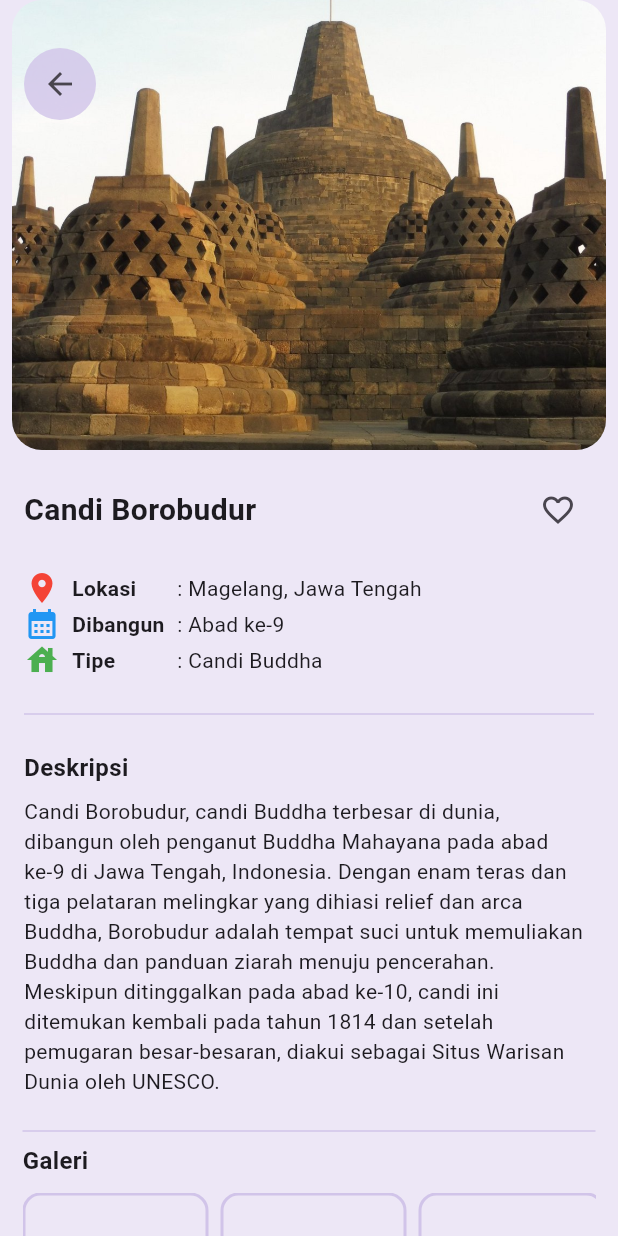
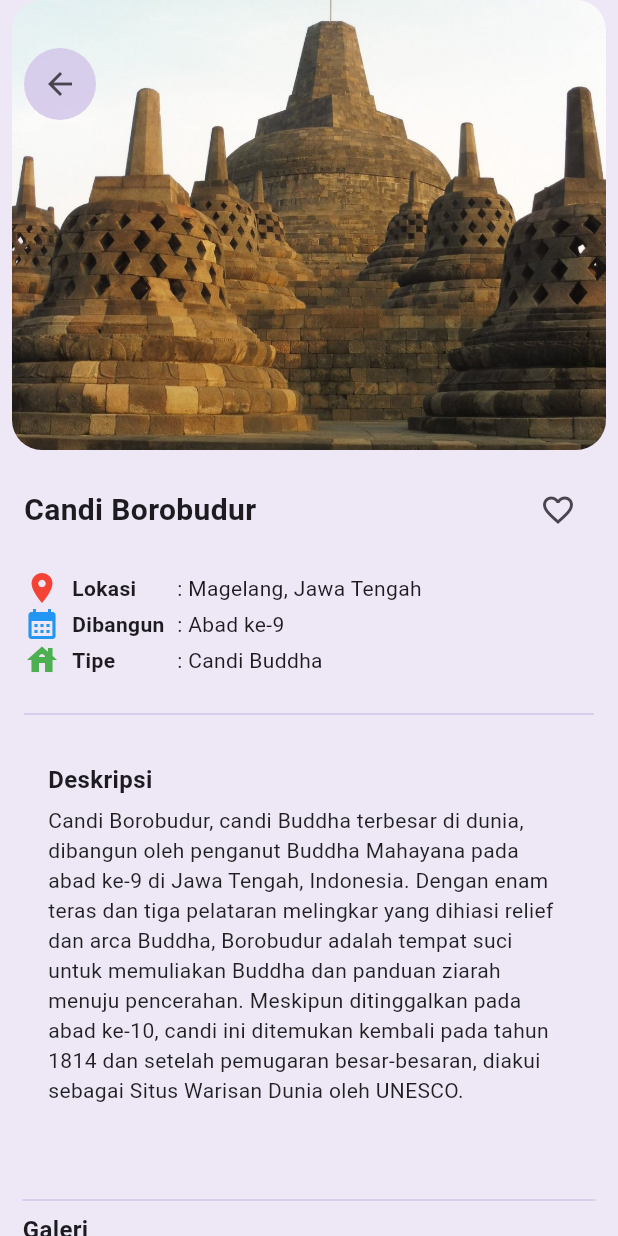
Before and after one commit to hafiizkz/wisata_candi_muhammadhafis, a Flutter app: the HomeScreen screen opened directly, after a tap on "Candi Borobudur", on a phone screen of 412 x 824 dp. Run offline on Flutter 3.47's test engine with Material 3 defaults, Android fonts, the phone set to English and light mode, and no system bars; drawn by our look-alikes of cached_network_image; network calls fail.

Commit message:
pertemuan19

```diff
--- a/lib/screens/detail_screen.dart
+++ b/lib/screens/detail_screen.dart
@@ -13,12 +13,13 @@ class DetailScreen extends StatelessWidget {
     return Scaffold(
       body: SingleChildScrollView(
         child: Column(
-          children: <Widget>[
-
+          children: [
+            // Detail Header
             Stack(
               children: [
+                // Gambar utama
                 Padding(
-                  padding: const EdgeInsets.symmetric(horizontal: 8.0),
+                  padding: EdgeInsets.symmetric(horizontal: 8.0),
                   child: ClipRRect(
                     borderRadius: BorderRadius.circular(20),
                     child: Image.asset(
@@ -29,9 +30,9 @@ class DetailScreen extends StatelessWidget {
                     ),
                   ),
                 ),
-
+                // Tombol back kustom
                 Padding(
-                  padding: const EdgeInsets.symmetric(
+                  padding: EdgeInsets.symmetric(
                     horizontal: 16,
                     vertical: 32,
                   ),
@@ -45,109 +46,124 @@ class DetailScreen extends StatelessWidget {
                         Navigator.pop(context);
                       },
                       icon: const Icon(
-                        Icons.arrow_back,
+                          Icons.arrow_back
                       ),
                     ),
                   ),
                 ),
               ],
             ),
-
-
+            // Detail Info
             Padding(
-              padding: const EdgeInsets.symmetric(horizontal: 16),
+              padding: EdgeInsets.symmetric(horizontal: 16, vertical: 16),
               child: Column(
                 crossAxisAlignment: CrossAxisAlignment.start,
                 children: [
-                  const SizedBox(height: 16.0),
-
+                  // Info atas (nama candi dan tombol favorit)
                   Row(
                     mainAxisAlignment: MainAxisAlignment.spaceBetween,
                     children: [
                       Text(
                         candi.name,
-                        style: const TextStyle(
+                        style: TextStyle(
                           fontSize: 20,
                           fontWeight: FontWeight.bold,
                         ),
                       ),
                       IconButton(
-                        onPressed: () {}, // Aksi favorit
-                        icon: const Icon(Icons.favorite_border),
-                      )
+                        onPressed: () {},
+                        icon: Icon(Icons.favorite_border),
+                      ),
                     ],
                   ),
-
-                  const SizedBox(height: 16.0),
-
+                  SizedBox(height: 16),
+                  // Info tengah (lokasi, dibangun, tipe)
                   Row(
                     children: [
                       Icon(Icons.place, color: Colors.red),
-                      const SizedBox(width: 8.0),
-                      const SizedBox(
+                      SizedBox(width: 8),
+                      SizedBox(
                         width: 70,
-                        child: Text('Lokasi', style: TextStyle(fontWeight: FontWeight.bold)),
+                        child: Text(
+                          'Lokasi',
+                          style: TextStyle(fontWeight: FontWeight.bold),
+                        ),
                       ),
                       Text(': ${candi.location}'),
                     ],
                   ),
-
                   Row(
                     children: [
                       Icon(Icons.calendar_month, color: Colors.blue),
-                      const SizedBox(width: 8.0),
-                      const SizedBox(
+                      SizedBox(width: 8),
+                      SizedBox(
                         width: 70,
-                        child: Text('Dibangun', style: TextStyle(fontWeight: FontWeight.bold)),
+                        child: Text(
+                          'Dibangun',
+                          style: TextStyle(fontWeight: FontWeight.bold),
+                        ),
                       ),
                       Text(': ${candi.built}'),
                     ],
                   ),
-
                   Row(
                     children: [
                       Icon(Icons.house, color: Colors.green),
-                      const SizedBox(width: 8.0),
-                      const SizedBox(
+                      SizedBox(width: 8),
+                      SizedBox(
                         width: 70,
-                        child: Text('Tipe', style: TextStyle(fontWeight: FontWeight.bold)),
+                        child: Text(
+                          'Tipe',
+                          style: TextStyle(fontWeight: FontWeight.bold),
+                        ),
                       ),
                       Text(': ${candi.type}'),
                     ],
                   ),
-
-                  const SizedBox(height: 16.0),
+                  SizedBox(height: 16),
                   Divider(color: Colors.deepPurple.shade100),
-                  const SizedBox(height: 16.0),
-
-                  const Text(
-                    'Deskripsi',
-                    style: TextStyle(
-                      fontSize: 16,
-                      fontWeight: FontWeight.bold,
+                  SizedBox(height: 16),
+                  // Info bawah (deskripsi)
+                  Padding(
+                    padding: EdgeInsets.symmetric(horizontal: 16, vertical: 8),
+                    child: Column(
+                      crossAxisAlignment: CrossAxisAlignment.start,
+                      children: [
+                        Text(
+                          'Deskripsi',
+                          style: TextStyle(
+                            fontSize: 16,
+                            fontWeight: FontWeight.bold,
+                          ),
+                        ),
+                        SizedBox(height: 6),
+                        Text(
+                          candi.description,
+                          style: TextStyle(fontSize: 14, color: Colors.black87),
+                        ),
+                        SizedBox(height: 16),
+                      ],
                     ),
                   ),
-                  const SizedBox(height: 8.0),
-                  Text(candi.description),
+
                 ],
               ),
             ),
-
+            // Detail Gallery
             Padding(
-              padding: const EdgeInsets.all(15),
+              padding: EdgeInsets.all(15),
               child: Column(
                 crossAxisAlignment: CrossAxisAlignment.start,
                 children: [
                   Divider(color: Colors.deepPurple.shade100),
-                  const Text(
+                  Text(
                     'Galeri',
                     style: TextStyle(
                       fontSize: 16,
                       fontWeight: FontWeight.bold,
                     ),
                   ),
-                  const SizedBox(height: 10),
-
+                  SizedBox(height: 10),
                   SizedBox(
                     height: 100,
                     child: ListView.builder(
@@ -155,7 +171,7 @@ class DetailScreen extends StatelessWidget {
                       itemCount: candi.imageUrls.length,
                       itemBuilder: (context, index) {
                         return Padding(
-                          padding: EdgeInsets.only(left: index == 0 ? 0 : 8),
+                          padding: EdgeInsets.only(left: 8),
                           child: GestureDetector(
                             onTap: () {},
                             child: Container(
@@ -177,9 +193,8 @@ class DetailScreen extends StatelessWidget {
                                     width: 120,
                                     height: 120,
                                     color: Colors.deepPurple[50],
-                                    child: const Center(child: CircularProgressIndicator(strokeWidth: 2)),
                                   ),
-                                  errorWidget: (context, url, error) => const Icon(Icons.error),
+                                  errorWidget: (context, url, error) => Icon(Icons.error),
                                 ),
                               ),
                             ),
@@ -188,9 +203,8 @@ class DetailScreen extends StatelessWidget {
                       },
                     ),
                   ),
-                  const SizedBox(height: 4),
-
-                  const Text(
+                  SizedBox(height: 4),
+                  Text(
                     'Tap untuk memperbesar',
                     style: TextStyle(
                       fontSize: 12,
@@ -200,7 +214,7 @@ class DetailScreen extends StatelessWidget {
                 ],
               ),
             ),
-          ], // Children SingleChildScrollView
+          ],
         ),
       ),
     );
--- a/lib/screens/home_screen.dart
+++ b/lib/screens/home_screen.dart
@@ -15,21 +15,18 @@ class _HomeScreenState extends State<HomeScreen> {
   @override
   Widget build(BuildContext context) {
     return Scaffold(
-      // TODO: 1. Buat AppBar dengan judul Wisata Candi
-      appBar: AppBar(
-        title: const Text('Wisata Candi'),
-      ),
-
-      // TODO: 2. Buat body dengan GridView.builder
+      //   TODO: 1 Buat appbar dengan judul Wisata Candi
+      appBar: AppBar(title: Text('Wisata Candi')),
+      //   TODO: 2 Buat body dengan GridView.builder
       body: GridView.builder(
-        gridDelegate: const SliverGridDelegateWithFixedCrossAxisCount(
-          crossAxisCount: 2, // dua kolom
+        gridDelegate: SliverGridDelegateWithFixedCrossAxisCount(
+          crossAxisCount: 2,
         ),
-        padding: const EdgeInsets.all(8),
+        padding: EdgeInsets.all(8),
         itemCount: candiList.length,
         itemBuilder: (context, index) {
-          // TODO: 3. Buat ItemCard sebagai return value
           Candi candi = candiList[index];
+          //   TODO: 3 Buat ItemCard sebagai return value dari GridView.builder
           return ItemCard(candi: candi);
         },
       ),
--- a/lib/widgets/item_card.dart
+++ b/lib/widgets/item_card.dart
@@ -1,17 +1,20 @@
 import 'package:flutter/material.dart';
-import '../models/candi.dart';
-import '../screens/detail_screen.dart';
+import 'package:wisata_candi_muhammadhafis/models/candi.dart';
+import 'package:wisata_candi_muhammadhafis/screens/detail_screen.dart';
 
 class ItemCard extends StatelessWidget {
-  // TODO: 1. Deklarasikan variabel yang dibutuhkan dan pasang pada konstruktor
+//   TODO: 1. Deklarasikan variabel yang dibutuhkan dan pasang pada konstruktor
   final Candi candi;
 
-  const ItemCard({super.key, required this.candi});
+  const ItemCard({
+    super.key,
+    required this.candi,
+  });
 
   @override
   Widget build(BuildContext context) {
+    // TODO: 6. Implementasi routing ke DetailScreen
     return InkWell(
-      // TODO: 6. Routing ke DetailScreen
       onTap: () {
         Navigator.push(
           context,
@@ -21,49 +24,41 @@ class ItemCard extends StatelessWidget {
         );
       },
       child: Card(
-        // TODO: 2. Tetapkan parameter shape, margin, dan elevation dari Cari
+        //   TODO: 2. Tetapkan parameter shape, margin, dan elevation dari Cari
         shape: RoundedRectangleBorder(
-          borderRadius: BorderRadius.circular(15),
+          borderRadius: BorderRadius.circular(10),
         ),
-        margin: const EdgeInsets.all(4),
+        margin: EdgeInsets.all(4),
         elevation: 1,
         child: Column(
           crossAxisAlignment: CrossAxisAlignment.start,
           children: [
-            // TODO: 3. Buat image sebagai anak dari column
+            //   TODO: 3. Buat Image sebagai anak dari Column
             Expanded(
-              // TODO: 7. Hero animation
-              child: Hero(
-                tag: candi.imageAsset,
-                child: ClipRRect(
-                  borderRadius: BorderRadius.circular(15),
-                  child: Image.asset(
-                    candi.imageAsset,
-                    width: double.infinity,
-                    fit: BoxFit.cover,
-                  ),
+              // TODO: 7. Implementasi Hero animation
+              child: ClipRRect(
+                borderRadius: BorderRadius.circular(15),
+                child: Image.asset(candi.imageAsset,
+                  width: double.infinity,
+                  fit: BoxFit.cover,
                 ),
               ),
             ),
-
-            // TODO: 4. Buat text sebagai anak dari column (Nama candi)
+            //   TODO: 4. Buat Text sebagai anak dari Column
             Padding(
-              padding: const EdgeInsets.only(left: 16, top: 8),
-              child: Text(
-                candi.name,
-                style: const TextStyle(
+              padding: EdgeInsets.only(left: 16, top: 8),
+              child: Text(candi.name,
+                style: TextStyle(
                   fontSize: 16,
                   fontWeight: FontWeight.bold,
                 ),
               ),
             ),
-
-            // TODO: 5. Buat text kedua sebagai anak dari column (Tipe candi)
+            //   TODO: 5. Buat Text sebagai anak dari Column
             Padding(
-              padding: const EdgeInsets.only(left: 16, bottom: 8),
-              child: Text(
-                candi.type,
-                style: const TextStyle(
+              padding: EdgeInsets.only(left: 16, bottom: 8),
+              child: Text(candi.type,
+                style: TextStyle(
                   fontSize: 12,
                 ),
               ),
```
Also changed, not shown: lib/data/candi_data.dart (+5 -5 lines), lib/main.dart (+90 -9 lines), lib/screens/favorite_screen.dart (added, +31 -0 lines), lib/screens/profile_screen.dart (+67 -49 lines), lib/screens/search_screen.dart (+37 -42 lines), lib/screens/signin_screen.dart (+37 -31 lines), lib/screens/signup_screen.dart (+50 -55 lines), lib/widgets/profile_info_item.dart (renamed from lib/widgets/profile_into_item.dart, +15 -9 lines).
